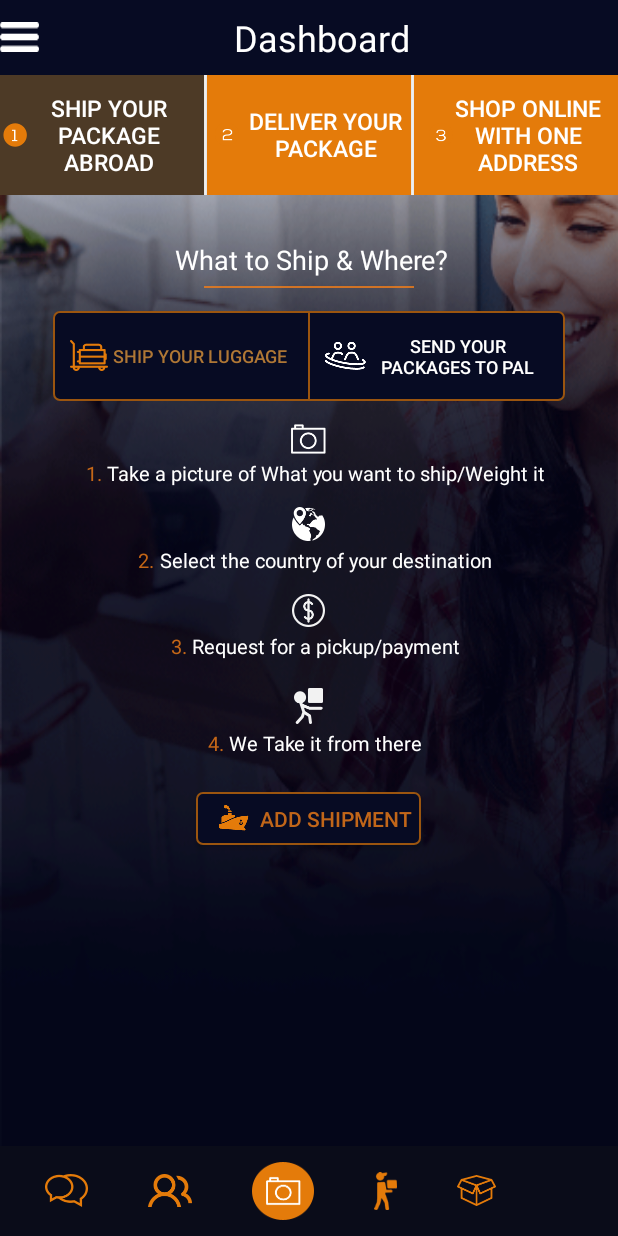
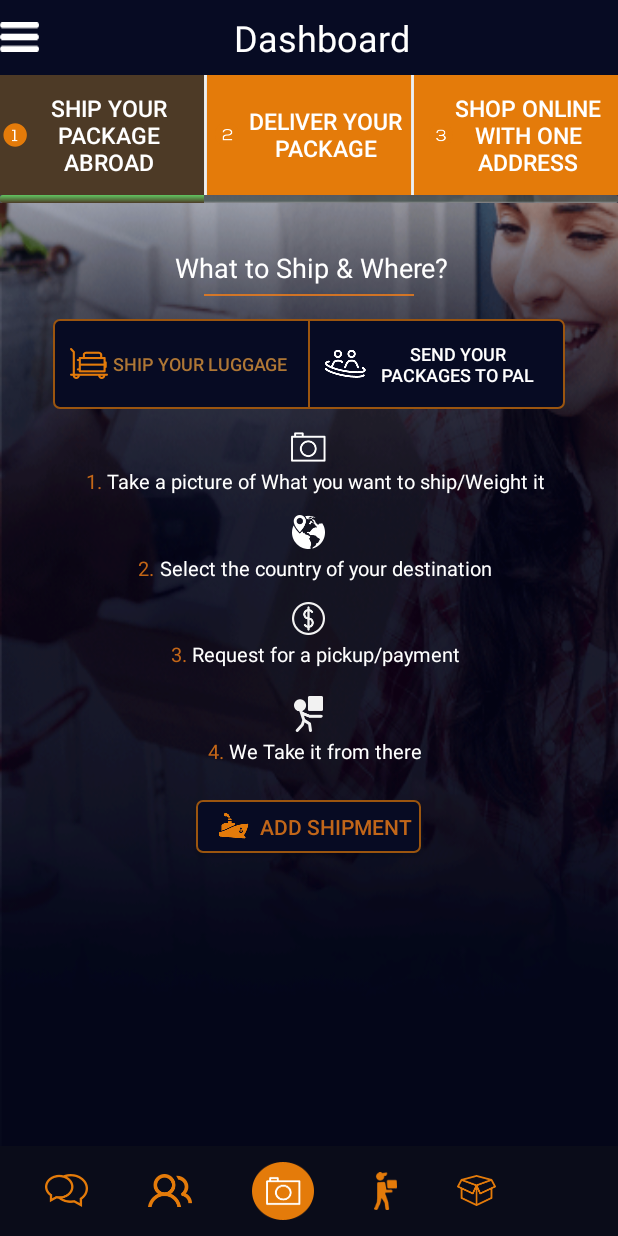
Before and after one commit to SQGit/oonbux, an Android app: the DashBoardActivity screen opened directly, with no data from a screen before it, on a phone screen of 412 x 824 dp. Run offline under Robolectric (Android 15) with nearby library versions, the phone set to English and light mode, and no system bars; libraries missing offline, so code that uses them is left out: com.rey.material; plain views replace Button, TextView; 44 statements that could not run were skipped.

Commit message:
4/11 commit

```diff
--- a/app/src/main/java/sqindia/net/oonbux/DashBoardActivity.java
+++ b/app/src/main/java/sqindia/net/oonbux/DashBoardActivity.java
@@ -10,6 +10,7 @@ import android.support.v7.app.AppCompatActivity;
 import android.support.v7.widget.Toolbar;
 import android.view.MenuItem;
 import android.view.View;
+import android.widget.ProgressBar;
 import android.widget.TextView;
 import android.widget.Toast;
 
@@ -19,6 +20,8 @@ import com.rey.material.widget.Button;
 @SuppressWarnings("deprecation")
 public class DashBoardActivity extends AppCompatActivity implements NavigationView.OnNavigationItemSelectedListener {
 
+    public ProgressBar progressBar;
+    public int progressStatus = 0;
     TextView tv_nav_hd_ship_txt, tv_nav_hd_ship_id, tv_nav_cont_loc, tv_nav_cont_address, tv_nav_cont_phone, tv_nav_cont_prof, tv_nav_cont_pal_req, tv_nav_cont_how_it, tv_nav_cont_help_line, tv_nav_cont_share, tv_nav_cont_rec_pkg, tv_nav_cont_payment, tv_nav_cont_d_wallet;
     Button btn_nav_cont_loc, btn_nav_cont_area, btn_nav_cont_add_loc, btn_dash_ship, btn_dash_deliver, btn_dash_shop;
     com.rey.material.widget.TextView tv_dash_hd_txt;
@@ -32,6 +35,9 @@ public class DashBoardActivity extends AppCompatActivity implements NavigationVi
         toolbar = (Toolbar) findViewById(R.id.toolbar);
         DrawerLayout drawer = (DrawerLayout) findViewById(R.id.drawer_layout);
         NavigationView navigationView = (NavigationView) findViewById(R.id.nav_view);
+
+
+        progressBar = (ProgressBar) findViewById(R.id.progressBar1);
 
         ActionBarDrawerToggle toggle = new ActionBarDrawerToggle(
                 this, drawer, toolbar, R.string.app_name, R.string.app_name);
@@ -92,10 +98,12 @@ public class DashBoardActivity extends AppCompatActivity implements NavigationVi
         fragmentManager.beginTransaction()
                 .replace(R.id.frame_container, fragment).commit();
 
+        progressBar.setProgress(33);
+
         btn_dash_ship.setOnClickListener(new View.OnClickListener() {
             @Override
             public void onClick(View v) {
-
+                progressBar.setProgress(33);
                 btn_dash_ship.setBackgroundColor(getResources().getColor(R.color.tab_brown));
                 btn_dash_deliver.setBackgroundColor(getResources().getColor(R.color.tab_default));
                 btn_dash_shop.setBackgroundColor(getResources().getColor(R.color.tab_default));
@@ -105,13 +113,14 @@ public class DashBoardActivity extends AppCompatActivity implements NavigationVi
                 fragmentManager.beginTransaction()
                         .replace(R.id.frame_container, fragment).commit();
 
+
             }
         });
 
         btn_dash_deliver.setOnClickListener(new View.OnClickListener() {
             @Override
             public void onClick(View v) {
-
+                progressBar.setProgress(66);
                 btn_dash_ship.setBackgroundColor(getResources().getColor(R.color.tab_default));
                 btn_dash_deliver.setBackgroundColor(getResources().getColor(R.color.tab_brown));
                 btn_dash_shop.setBackgroundColor(getResources().getColor(R.color.tab_default));
@@ -120,6 +129,7 @@ public class DashBoardActivity extends AppCompatActivity implements NavigationVi
                 FragmentManager fragmentManager = getFragmentManager();
                 fragmentManager.beginTransaction()
                         .replace(R.id.frame_container, fragment).commit();
+
 
             }
         });
@@ -137,6 +147,7 @@ public class DashBoardActivity extends AppCompatActivity implements NavigationVi
                 FragmentManager fragmentManager = getFragmentManager();
                 fragmentManager.beginTransaction()
                         .replace(R.id.frame_container, fragment).commit();
+                progressBar.setProgress(100);
 
             }
         });
--- /dev/null
+++ b/app/src/main/res/drawable/progress.xml
@@ -0,0 +1,43 @@
+<?xml version="1.0" encoding="utf-8"?>
+<layer-list xmlns:android="http://schemas.android.com/apk/res/android">
+
+    <item android:id="@android:id/background">
+        <shape>
+            <corners android:radius="1dip" />
+            <gradient
+                android:angle="270"
+                android:centerColor="#6a819b81"
+                android:centerY="0.75"
+                android:endColor="#b1b4b4b4"
+                android:startColor="#62898e89" />
+        </shape>
+    </item>
+
+    <item android:id="@android:id/secondaryProgress">
+        <clip>
+            <shape>
+                <corners android:radius="5dip" />
+                <gradient
+                    android:angle="270"
+                    android:centerColor="#1f43e2"
+                    android:centerY="0.75"
+                    android:endColor="#2034cc"
+                    android:startColor="#24afd9" />
+            </shape>
+        </clip>
+    </item>
+
+
+    <item android:id="@android:id/progress">
+        <clip>
+            <shape>
+                <corners android:radius="2dip" />
+                <gradient
+                    android:angle="270"
+                    android:endColor="@color/tab_brown"
+                    android:startColor="@color/progress_bg" />
+            </shape>
+        </clip>
+    </item>
+
+</layer-list>
--- a/app/src/main/res/layout-xhdpi/activity_dashboard_content.xml
+++ b/app/src/main/res/layout-xhdpi/activity_dashboard_content.xml
@@ -80,11 +80,25 @@
 
     </LinearLayout>
 
+
+    <ProgressBar
+        android:id="@+id/progressBar1"
+        style="?android:attr/progressBarStyleHorizontal"
+        android:layout_width="match_parent"
+        android:layout_height="5dp"
+        android:layout_alignParentLeft="true"
+        android:layout_below="@+id/ll2"
+        android:indeterminate="false"
+        android:max="100"
+        android:minWidth="200dp"
+        android:progressDrawable="@drawable/progress" />
+
+
     <FrameLayout
         android:id="@+id/frame_container"
         android:layout_width="match_parent"
         android:layout_height="match_parent"
-        android:layout_below="@id/ll2"></FrameLayout>
+        android:layout_below="@id/progressBar1"></FrameLayout>
 
 
     <LinearLayout
--- a/app/src/main/res/values/colors.xml
+++ b/app/src/main/res/values/colors.xml
@@ -14,5 +14,6 @@
     <color name="bottom_page">#0a0c19</color>
     <color name="tab_brown">#4d3a26</color>
     <color name="tab_default">#e47b0a</color>
+    <color name="progress_bg">#61c561</color>
 
 </resources>
```
Also changed, not shown: 1 other file.
